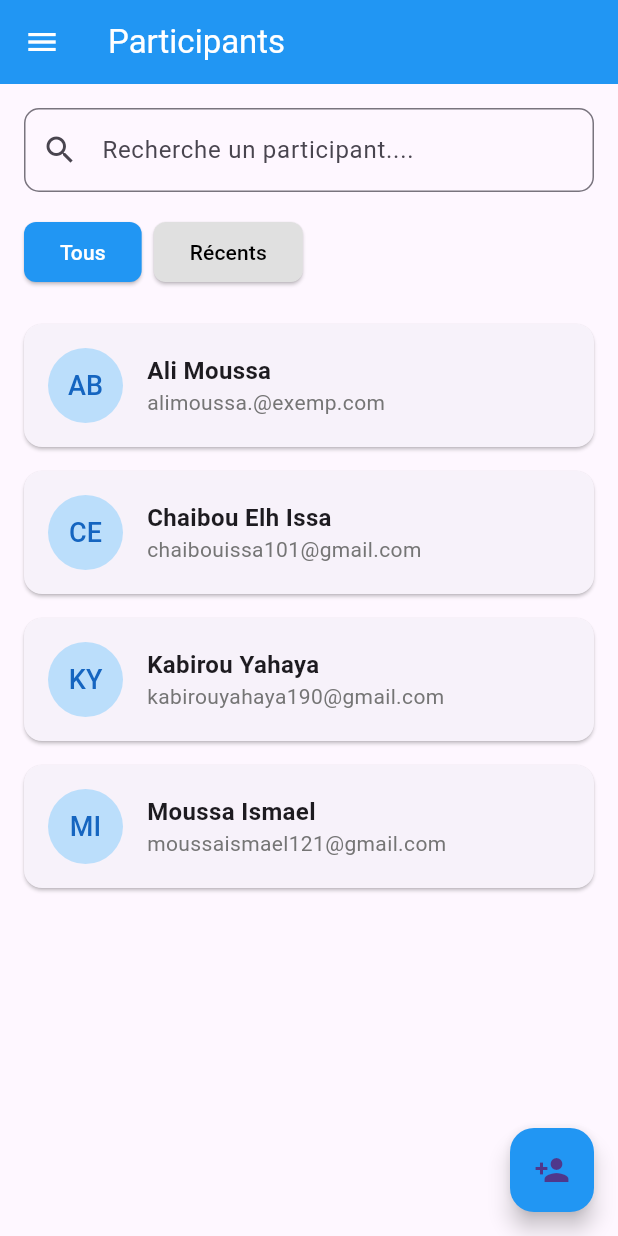
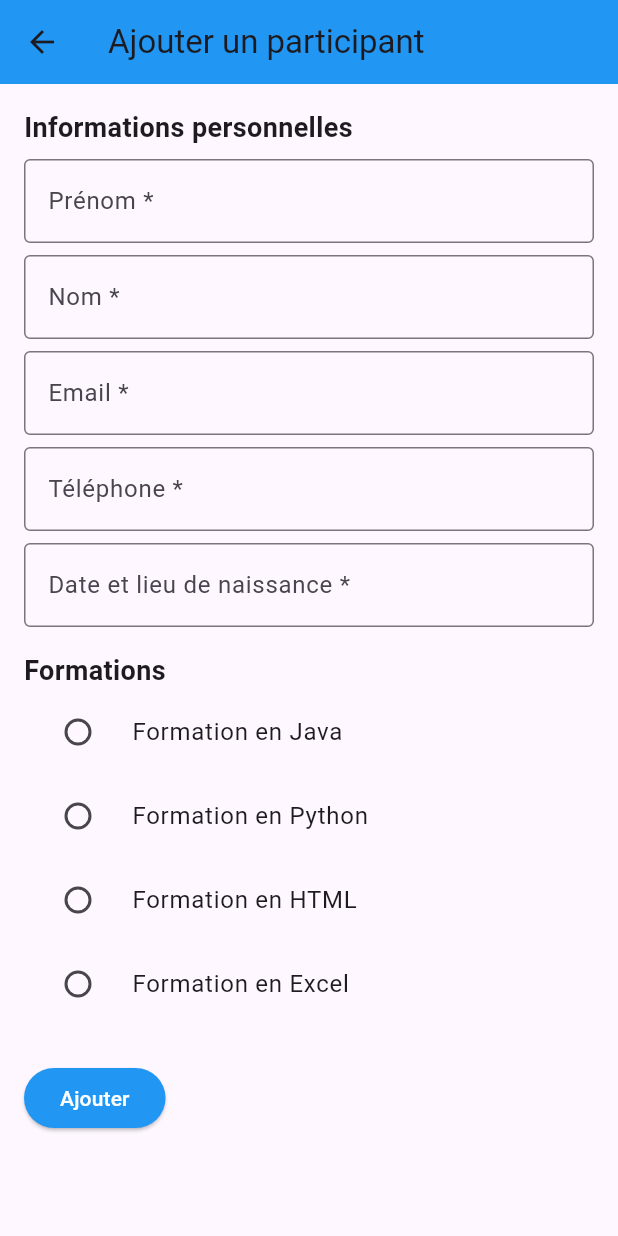
Before and after one commit to Gaman-cmd/projet, a Flutter app: the ParticipantsPage screen opened directly, after a tap on the "person add" icon, on a phone screen of 412 x 824 dp. Run offline on Flutter 3.47's test engine with Material 3 defaults, Android fonts, the light colour scheme and no system bars.

Commit message:
troisième
modification

```diff
--- /dev/null
+++ b/app_qr_formation/lib/ajout_participant.dart
@@ -0,0 +1,177 @@
+import 'package:flutter/material.dart';
+
+class AddParticipantPage extends StatefulWidget {
+  @override
+  _AddParticipantPageState createState() => _AddParticipantPageState();
+}
+
+class _AddParticipantPageState extends State<AddParticipantPage> {
+  final _formKey = GlobalKey<FormState>();
+  String _firstName = '';
+  String _lastName = '';
+  String _email = '';
+  String _phone = '';
+  String _birthDate = '';
+  String? _selectedFormation; // Pour gérer la sélection unique
+
+  @override
+  Widget build(BuildContext context) {
+    return Scaffold(
+      appBar: AppBar(
+        title: Text('Ajouter un participant'),
+        backgroundColor: Colors.blue, // Couleur de la barre d'appli
+        leading: IconButton(
+          icon: Icon(Icons.arrow_back),
+          onPressed: () {
+            Navigator.pop(context);
+          },
+        ),
+      ),
+      body: SingleChildScrollView(
+        padding: const EdgeInsets.all(16.0),
+        child: Form(
+          key: _formKey,
+          child: Column(
+            crossAxisAlignment: CrossAxisAlignment.start,
+            children: <Widget>[
+              Text(
+                'Informations personnelles',
+                style: TextStyle(fontSize: 18, fontWeight: FontWeight.bold),
+              ),
+              SizedBox(height: 8),
+              TextFormField(
+                decoration: InputDecoration(
+                  labelText: 'Prénom *',
+                  border: OutlineInputBorder(),
+                ),
+                validator: (value) {
+                  if (value == null || value.isEmpty) {
+                    return 'Veuillez entrer le prénom';
+                  }
+                  return null;
+                },
+                onSaved: (value) => _firstName = value!,
+              ),
+              SizedBox(height: 8),
+              TextFormField(
+                decoration: InputDecoration(
+                  labelText: 'Nom *',
+                  border: OutlineInputBorder(),
+                ),
+                validator: (value) {
+                  if (value == null || value.isEmpty) {
+                    return 'Veuillez entrer le nom';
+                  }
+                  return null;
+                },
+                onSaved: (value) => _lastName = value!,
+              ),
+              SizedBox(height: 8),
+              TextFormField(
+                decoration: InputDecoration(
+                  labelText: 'Email *',
+                  border: OutlineInputBorder(),
+                ),
+                validator: (value) {
+                  if (value == null || value.isEmpty) {
+                    return 'Veuillez entrer l\'email';
+                  }
+                  return null;
+                },
+                onSaved: (value) => _email = value!,
+              ),
+              SizedBox(height: 8),
+              TextFormField(
+                decoration: InputDecoration(
+                  labelText: 'Téléphone *',
+                  border: OutlineInputBorder(),
+                ),
+                validator: (value) {
+                  if (value == null || value.isEmpty) {
+                    return 'Veuillez entrer le numéro de téléphone';
+                  }
+                  return null;
+                },
+                onSaved: (value) => _phone = value!,
+              ),
+              SizedBox(height: 8),
+              TextFormField(
+                decoration: InputDecoration(
+                  labelText: 'Date et lieu de naissance *',
+                  border: OutlineInputBorder(),
+                ),
+                onSaved: (value) => _birthDate = value!,
+              ),
+              SizedBox(height: 16),
+              Text(
+                'Formations',
+                style: TextStyle(fontSize: 18, fontWeight: FontWeight.bold),
+              ),
+              RadioListTile<String>(
+                title: Text('Formation en Java'),
+                value: 'java',
+                groupValue: _selectedFormation,
+                onChanged: (String? value) {
+                  setState(() {
+                    _selectedFormation = value;
+                  });
+                },
+              ),
+              RadioListTile<String>(
+                title: Text('Formation en Python'),
+                value: 'python',
+                groupValue: _selectedFormation,
+                onChanged: (String? value) {
+                  setState(() {
+                    _selectedFormation = value;
+                  });
+                },
+              ),
+              RadioListTile<String>(
+                title: Text('Formation en HTML'),
+                value: 'HTML',
+                groupValue: _selectedFormation,
+                onChanged: (String? value) {
+                  setState(() {
+                    _selectedFormation = value;
+                  });
+                },
+              ),
+              RadioListTile<String>(
+                title: Text('Formation en Excel'),
+                value: 'Excel',
+                groupValue: _selectedFormation,
+                onChanged: (String? value) {
+                  setState(() {
+                    _selectedFormation = value;
+                  });
+                },
+              ),
+              SizedBox(height: 24),
+              ElevatedButton(
+                onPressed: () {
+                  if (_formKey.currentState!.validate()) {
+                    _formKey.currentState!.save();
+                    // Ici, vous pouvez traiter les données du formulaire
+                    print('Prénom: $_firstName');
+                    print('Nom: $_lastName');
+                    print('Email: $_email');
+                    print('Téléphone: $_phone');
+                    print('Date de naissance: $_birthDate');
+                    print('Formation sélectionnée: $_selectedFormation');
+                    // Vous pouvez également ajouter ici la logique pour ajouter le participant
+                  }
+                },
+                style: ElevatedButton.styleFrom(
+                  backgroundColor: Colors.blue, // Couleur du bouton
+                  foregroundColor: Colors.white, // Couleur du texte du bouton
+                ),
+                child: Text('Ajouter'),
+              ),
+            ],
+          ),
+        ),
+      ),
+    );
+  }
+}
--- a/app_qr_formation/lib/home_page.dart
+++ b/app_qr_formation/lib/home_page.dart
@@ -2,7 +2,7 @@ import 'package:flutter/material.dart';
 import 'Formation.dart'; // Importez votre page Formation
 import 'participants_page.dart'; // Importez votre page Participants (si vous en avez une)
 //import 'profil_page.dart'; // Importez votre page Profil (si vous en avez une)
-
+import 'ajout_participant.dart';
 
 class HomePage extends StatefulWidget {
   @override
@@ -271,7 +271,10 @@ class ParticipantsPage extends StatelessWidget {
       ),
  floatingActionButton: FloatingActionButton(
   onPressed: () {
-          // Action pour ajouter un nouveau participant
+    Navigator.push(
+      context,
+      MaterialPageRoute(builder: (context) => AddParticipantPage()),
+    );
   },
   child: Icon(Icons.person_add),
   backgroundColor: Colors.blue,
--- a/app_qr_formation/lib/participants_page.dart
+++ b/app_qr_formation/lib/participants_page.dart
@@ -1,4 +1,5 @@
 import 'package:flutter/material.dart';
+import 'ajout_participant.dart'; // Assurez-vous que le chemin est correct
 
 class ParticipantsPage extends StatelessWidget {
   @override
@@ -78,7 +79,10 @@ class ParticipantsPage extends StatelessWidget {
       ),
    floatingActionButton: FloatingActionButton(
   onPressed: () {
-          // Action pour ajouter un nouveau participant
+    Navigator.push(
+      context,
+      MaterialPageRoute(builder: (context) => AddParticipantPage()),
+    );
   },
   child: Icon(Icons.person_add),
   backgroundColor: Colors.blue,
```
Lines whose indentation alone changed are shown as unchanged.
